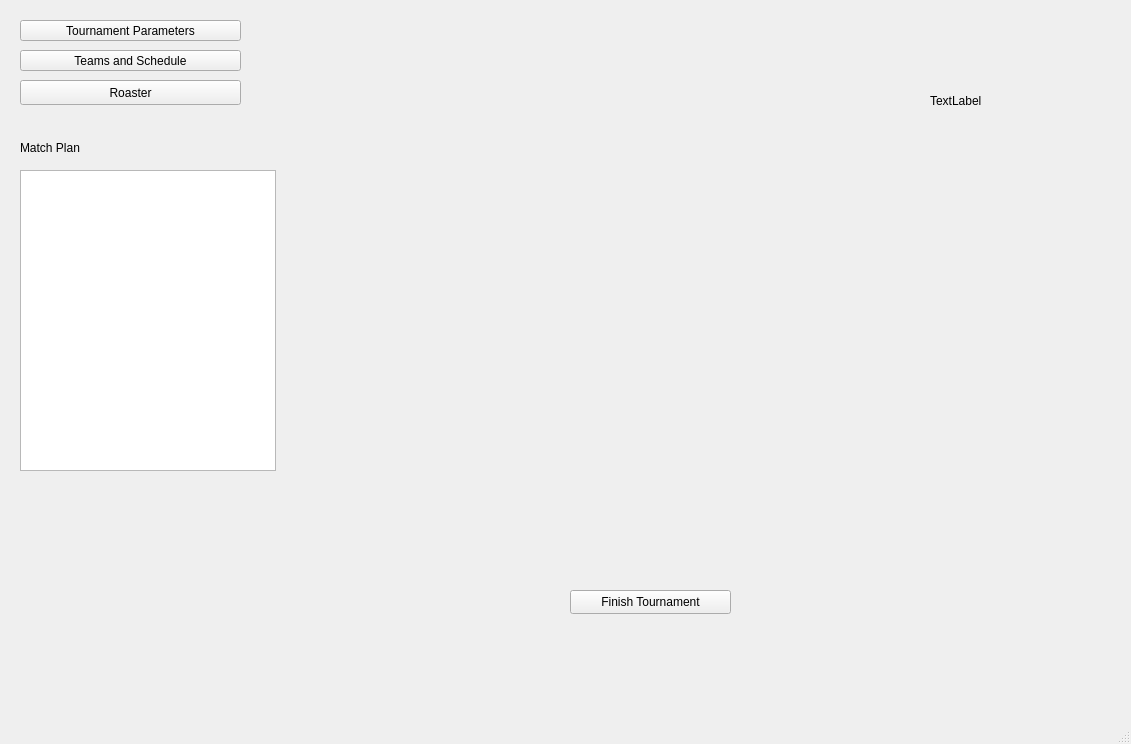
Old version of the form ui/mainWindow.ui in the repository tapir442/py-match-fit.
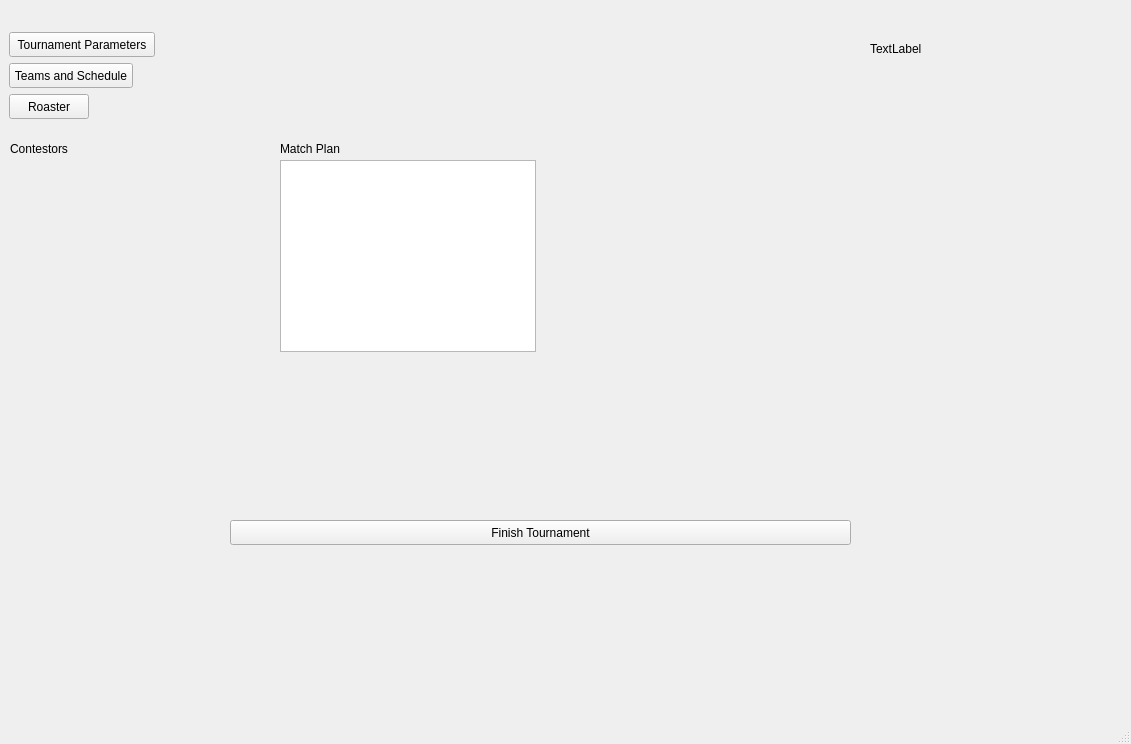
New version of the form.

Commit message: add player prototype

```diff
--- a/ui/mainWindow.ui
+++ b/ui/mainWindow.ui
@@ -17,84 +17,90 @@
    <widget class="QLabel" name="logoLabel">
     <property name="geometry">
      <rect>
-      <x>930</x>
-      <y>0</y>
-      <width>201</width>
-      <height>201</height>
+      <x>870</x>
+      <y>40</y>
+      <width>54</width>
+      <height>17</height>
      </rect>
     </property>
     <property name="text">
      <string>TextLabel</string>
     </property>
    </widget>
-   <widget class="QPushButton" name="tournament_parameters">
-    <property name="geometry">
-     <rect>
-      <x>20</x>
-      <y>20</y>
-      <width>221</width>
-      <height>21</height>
-     </rect>
-    </property>
-    <property name="text">
-     <string>Tournament Parameters</string>
-    </property>
-   </widget>
-   <widget class="QPushButton" name="teams_and_schedule">
-    <property name="geometry">
-     <rect>
-      <x>20</x>
-      <y>50</y>
-      <width>221</width>
-      <height>21</height>
-     </rect>
-    </property>
-    <property name="text">
-     <string>Teams and Schedule</string>
-    </property>
-   </widget>
    <widget class="QColumnView" name="columnView">
     <property name="geometry">
      <rect>
-      <x>20</x>
-      <y>170</y>
+      <x>280</x>
+      <y>160</y>
       <width>256</width>
-      <height>301</height>
+      <height>192</height>
      </rect>
     </property>
-   </widget>
-   <widget class="QLabel" name="label">
-    <property name="geometry">
-     <rect>
-      <x>20</x>
-      <y>140</y>
-      <width>131</width>
-      <height>16</height>
-     </rect>
-    </property>
-    <property name="text">
-     <string>Match Plan</string>
+    <property name="maximumSize">
+     <size>
+      <width>1113</width>
+      <height>16777215</height>
+     </size>
     </property>
    </widget>
    <widget class="QPushButton" name="finish_tournament">
     <property name="geometry">
      <rect>
-      <x>570</x>
-      <y>590</y>
-      <width>161</width>
-      <height>24</height>
+      <x>230</x>
+      <y>520</y>
+      <width>621</width>
+      <height>25</height>
      </rect>
     </property>
     <property name="text">
      <string>Finish Tournament</string>
     </property>
    </widget>
+   <widget class="QLabel" name="contestor_label">
+    <property name="geometry">
+     <rect>
+      <x>10</x>
+      <y>140</y>
+      <width>62</width>
+      <height>17</height>
+     </rect>
+    </property>
+    <property name="text">
+     <string>Contestors</string>
+    </property>
+   </widget>
+   <widget class="QPushButton" name="tournament_parameters">
+    <property name="geometry">
+     <rect>
+      <x>9</x>
+      <y>32</y>
+      <width>146</width>
+      <height>25</height>
+     </rect>
+    </property>
+    <property name="text">
+     <string>Tournament Parameters</string>
+    </property>
+   </widget>
+   <widget class="QPushButton" name="teams_and_schedule">
+    <property name="geometry">
+     <rect>
+      <x>9</x>
+      <y>63</y>
+      <width>124</width>
+      <height>25</height>
+     </rect>
+    </property>
+    <property name="text">
+     <string>Teams and Schedule</string>
+    </property>
+   </widget>
    <widget class="QPushButton" name="Roaster">
     <property name="geometry">
      <rect>
-      <x>20</x>
-      <y>80</y>
-      <width>221</width>
+      <x>9</x>
+      <y>94</y>
+      <width>80</width>
       <height>25</height>
      </rect>
     </property>
@@ -102,6 +108,19 @@
      <string>Roaster</string>
     </property>
    </widget>
+   <widget class="QLabel" name="label">
+    <property name="geometry">
+     <rect>
+      <x>280</x>
+      <y>140</y>
+      <width>63</width>
+      <height>17</height>
+     </rect>
+    </property>
+    <property name="text">
+     <string>Match Plan</string>
+    </property>
+   </widget>
   </widget>
   <widget class="QMenuBar" name="menubar">
    <property name="geometry">
```
The commit also changes 1 other file.
